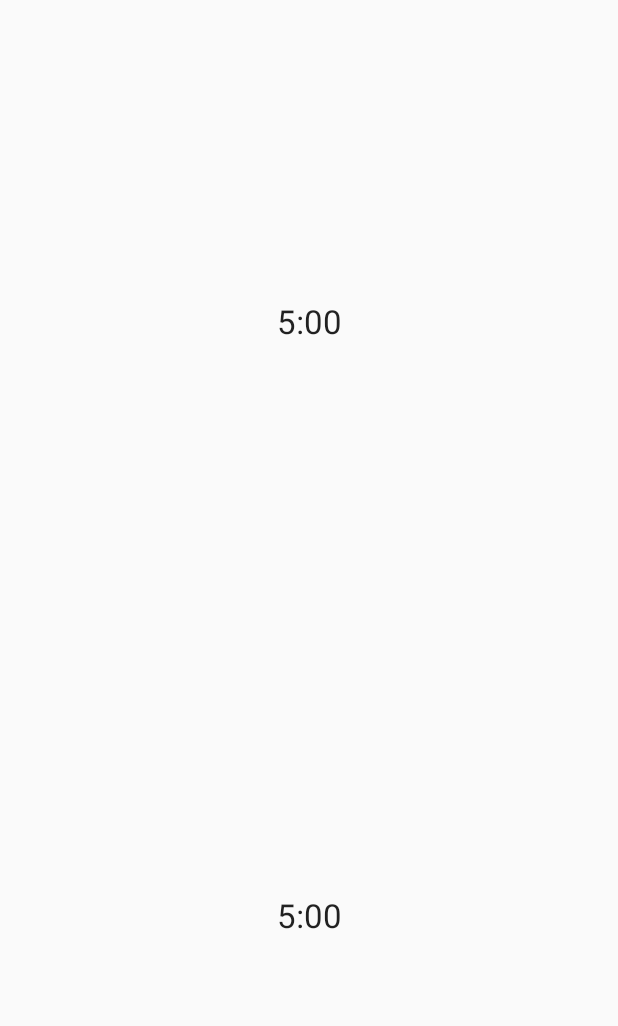
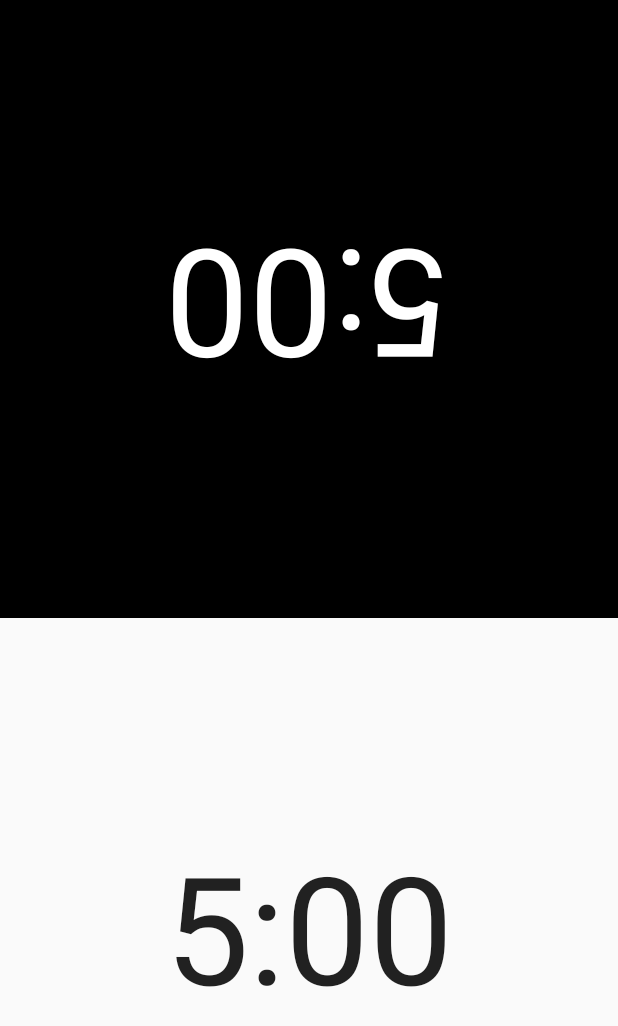
Before and after one commit to baz988/Chess_Clock_Pro, an Android app: the screen it shows after launch (MainActivity), on a phone screen of 412 x 824 dp. Before the commit the part shown is almost empty. Shown: the top 1026 px of the screen. Run offline under Robolectric (Android 15) with nearby library versions, the phone set to English and light mode, and no system bars.

Commit message:
UI updates

```diff
--- a/app/src/main/res/layout/activity_main.xml
+++ b/app/src/main/res/layout/activity_main.xml
@@ -3,10 +3,6 @@
     android:orientation="vertical"
     android:layout_width="match_parent"
     android:layout_height="match_parent"
-    android:paddingLeft="@dimen/activity_horizontal_margin"
-    android:paddingRight="@dimen/activity_horizontal_margin"
-    android:paddingTop="@dimen/activity_vertical_margin"
-    android:paddingBottom="@dimen/activity_vertical_margin"
     tools:context=".MainActivity" >
 
     <TextView
@@ -16,7 +12,35 @@
         android:textAppearance="?android:attr/textAppearanceLarge"
         android:id="@+id/textViewB"
         android:clickable="true"
-        android:gravity="center" />
+        android:gravity="center"
+        android:rotation="180"
+        android:textSize="100sp"
+        android:background="#000000"
+        android:textColor="#ffffff"/>
+
+    <LinearLayout
+        android:layout_width="match_parent"
+        android:layout_height="wrap_content"
+        android:orientation="horizontal"
+        android:background="@android:color/transparent">
+
+        <Button
+            android:layout_width="match_parent"
+            android:layout_height="wrap_content"
+            android:id="@+id/pauseButton"
+            android:text="@string/pauseButtonText"
+            android:layout_weight="1"
+            android:background="#878787"/>
+
+        <Button
+            android:layout_width="match_parent"
+            android:layout_height="wrap_content"
+            android:text="@string/resetButtonText"
+            android:id="@+id/resetButton"
+            android:layout_weight="1"
+            android:background="#878787"/>
+
+    </LinearLayout>
 
     <TextView
         android:layout_width="match_parent"
@@ -24,7 +48,33 @@
         android:layout_weight="1"
         android:textAppearance="?android:attr/textAppearanceLarge"
         android:id="@+id/textViewA"
+        android:textSize="100sp"
+        android:drawableTop="#000000"
         android:clickable="true"
         android:gravity="center" />
 
 </LinearLayout>
+
+    <!--<LinearLayout
+        android:layout_width="match_parent"
+        android:layout_height="wrap_content"
+        android:orientation="horizontal"
+        android:background="@android:color/transparent">
+
+        <Button
+            android:layout_width="match_parent"
+            android:layout_height="wrap_content"
+            android:id="@+id/pauseButton"
+            android:text="@string/pauseButtonText"
+            android:layout_weight="1"
+            android:background="#878787"/>
+
+        <Button
+            android:layout_width="match_parent"
+            android:layout_height="wrap_content"
+            android:text="@string/resetButtonText"
+            android:id="@+id/resetButton"
+            android:layout_weight="1"
+            android:background="#878787"/>
+
+    </LinearLayout> -->
--- a/app/src/main/res/values/strings.xml
+++ b/app/src/main/res/values/strings.xml
@@ -5,5 +5,7 @@
     <string name="btnA_text">Player A</string>
     <string name="action_settings">Settings</string>
     <string name="textViewA_text">30</string>
+    <string name="pauseButtonText">PAUSE</string>
+    <string name="resetButtonText">RESET</string>
 
 </resources>
--- a/app/src/main/res/values/styles.xml
+++ b/app/src/main/res/values/styles.xml
@@ -3,6 +3,8 @@
     <!-- Base application theme. -->
     <style name="AppTheme" parent="Theme.AppCompat.Light.DarkActionBar">
         <!-- Customize your theme here. -->
+        <item name="android:windowNoTitle">true</item>
+        <item name="android:windowFullscreen">true</item>
     </style>
 
 </resources>
```
Also changed, not shown: app/src/main/java/com/oneq/baz/chessclockpro/MainActivity.java (+57 -13 lines).
